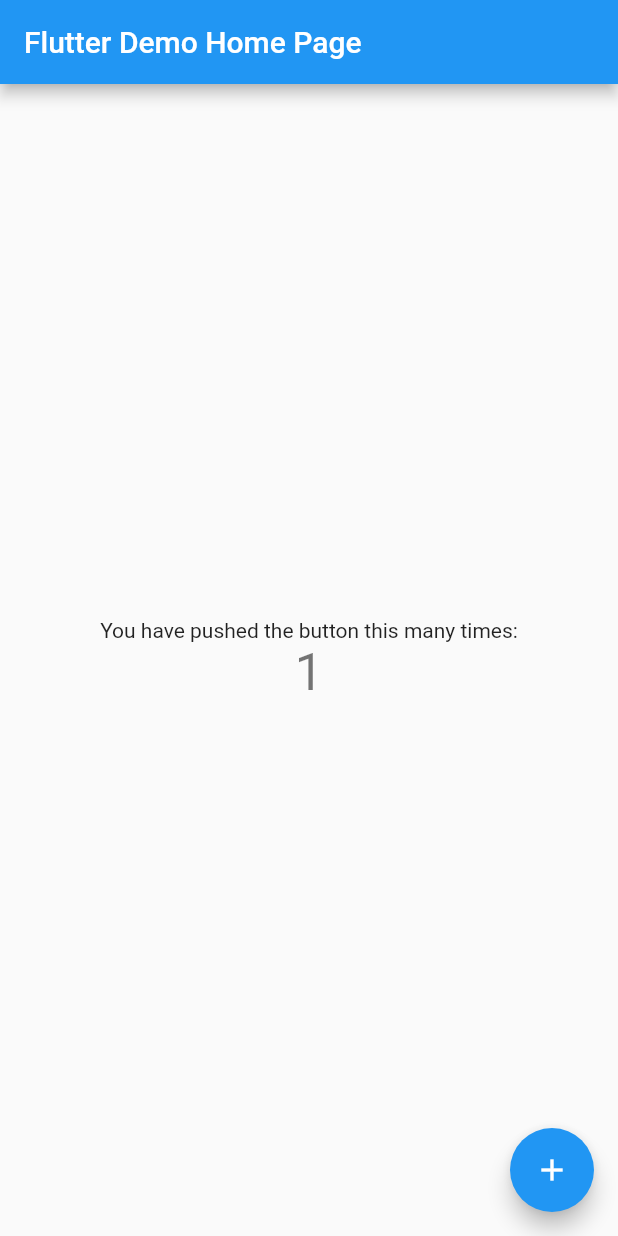
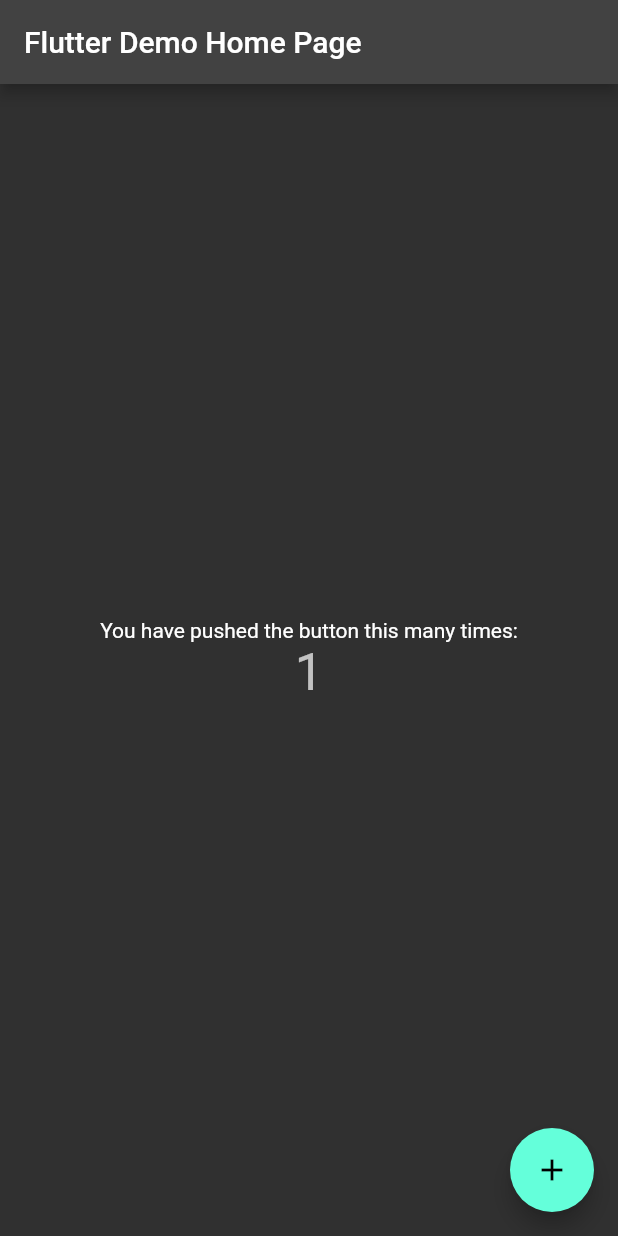
Before and after one commit to deniell/instagram_clone_app, a Flutter app: the screen it shows after launch, after a tap on the "add" icon, on a phone screen of 412 x 824 dp. Run offline on Flutter 3.47's test engine with Material 2 defaults, Android fonts, the phone set to English and light mode, and no system bars; our stand-ins replace firebase_core; accounts and stored records are empty; generated files the repository leaves out were written again.

Commit message:
- dark theme enabled for the app; - Firebase initialization added to main.dart.

```diff
--- a/lib/main.dart
+++ b/lib/main.dart
@@ -1,29 +1,33 @@
 import 'package:flutter/material.dart';
+import 'package:firebase_core/firebase_core.dart';
+import 'firebase_options.dart';
 
-void main() {
-  runApp(const MyApp());
+void main() async {
+  WidgetsFlutterBinding.ensureInitialized();
+  await Firebase.initializeApp(
+    options: DefaultFirebaseOptions.currentPlatform,
+  );
+  runApp(const InstagramCloneApp());
 }
 
-class MyApp extends StatelessWidget {
-  const MyApp({super.key});
+class InstagramCloneApp extends StatelessWidget {
+  const InstagramCloneApp({super.key});
 
-  // This widget is the root of your application.
   @override
   Widget build(BuildContext context) {
     return MaterialApp(
-      title: 'Flutter Demo',
+      title: 'Instagram clone',
+      darkTheme: ThemeData(
+        brightness: Brightness.dark,
+        primarySwatch: Colors.blueGrey,
+        indicatorColor: Colors.blueGrey,
+      ),
       theme: ThemeData(
-        // This is the theme of your application.
-        //
-        // Try running your application with "flutter run". You'll see the
-        // application has a blue toolbar. Then, without quitting the app, try
-        // changing the primarySwatch below to Colors.green and then invoke
-        // "hot reload" (press "r" in the console where you ran "flutter run",
-        // or simply save your changes to "hot reload" in a Flutter IDE).
-        // Notice that the counter didn't reset back to zero; the application
-        // is not restarted.
+        brightness: Brightness.dark,
         primarySwatch: Colors.blue,
       ),
+      themeMode: ThemeMode.dark,
+      debugShowCheckedModeBanner: false,
       home: const MyHomePage(title: 'Flutter Demo Home Page'),
     );
   }
```
Also changed, not shown: pubspec.lock, 1 other file.
